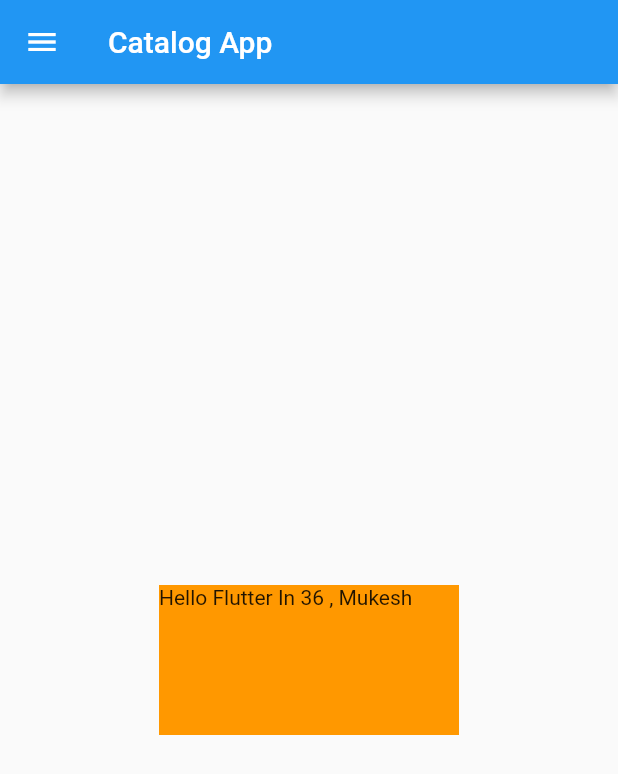
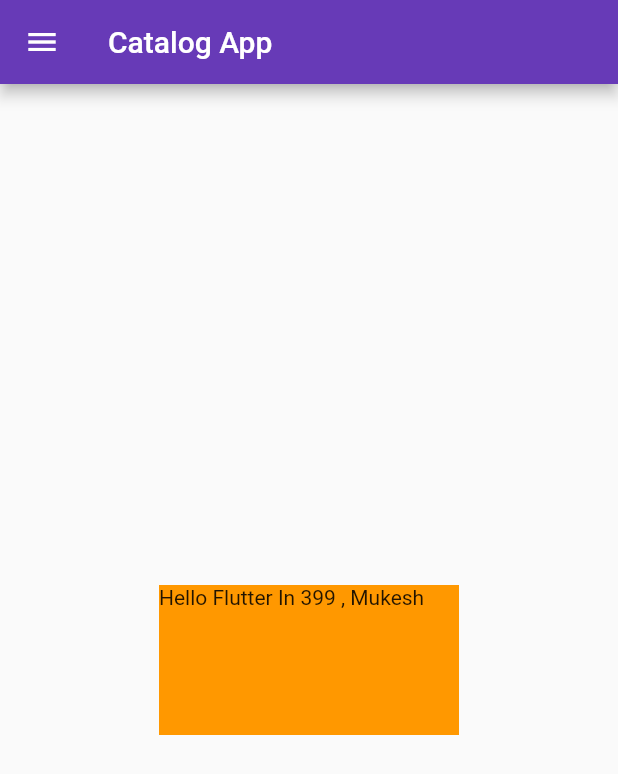
Before and after one commit to Mukesh-21/flutterProject, a Flutter app: the screen it shows after launch, on a phone screen of 412 x 824 dp. Shown: the top 774 px of the screen. Run offline on Flutter 3.47's test engine with Material 2 defaults, Android fonts, the phone set to English and light mode, and no system bars.

Commit message:
Day 3 Completed

```diff
--- a/flutter_application_1/lib/Home_Page.dart
+++ b/flutter_application_1/lib/Pages/Home_Page.dart
@@ -1,7 +1,7 @@
 import 'package:flutter/material.dart';
 
 class HomPage extends StatelessWidget {
-  var days = 36;
+  var days = 399;
   var name = "Mukesh";
   @override
   Widget build(BuildContext context) {
--- a/flutter_application_1/lib/main.dart
+++ b/flutter_application_1/lib/main.dart
@@ -1,5 +1,6 @@
 import 'package:flutter/material.dart';
-import 'package:flutter_application_1/Home_Page.dart';
+import 'package:flutter_application_1/Pages/Home_Page.dart';
+import 'package:flutter_application_1/Pages/Login_Page.dart';
 
 void main() {
   runApp(MyFirstApp());
@@ -9,7 +10,16 @@ class MyFirstApp extends StatelessWidget {
   @override
   Widget build(BuildContext context) {
     return MaterialApp(
-      home: HomPage()
+      // home: HomPage(),
+      themeMode: ThemeMode.light,
+      theme: ThemeData(primarySwatch: Colors.deepPurple),
+      darkTheme: ThemeData(brightness: Brightness.dark),
+      initialRoute: "/home",
+      routes: {
+        "/": (context) => LoginPage(),
+        "/home": (context) => HomPage(),
+        "/login": (context) => LoginPage(),
+      },
     );
   }
 }
```
Also changed, not shown: flutter_application_1/lib/Pages/Login_Page.dart (added, +19 -0 lines).
